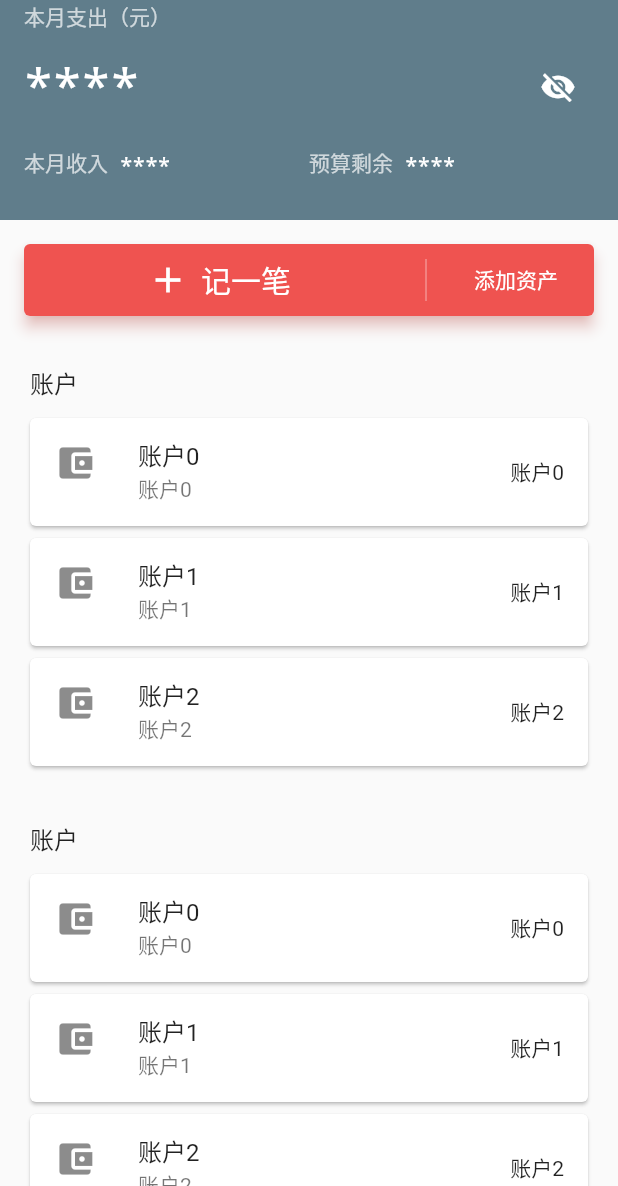
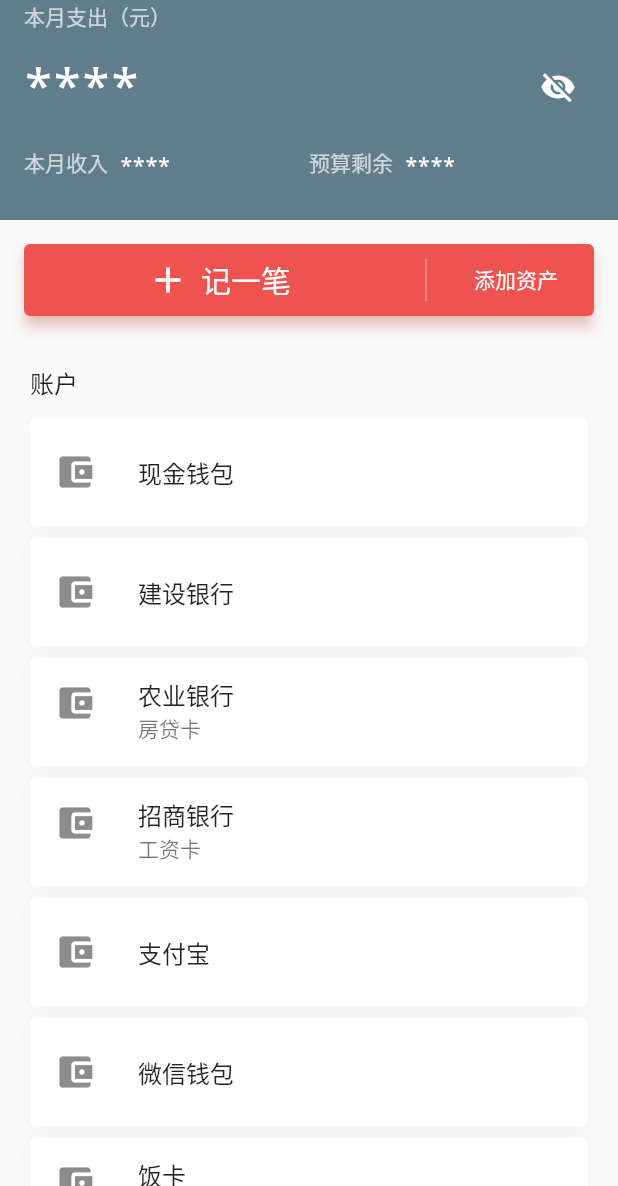
Before and after one commit to handnotes/handnote, a Flutter app: the screen it shows after launch, after a tap on the "visibility" icon, on a phone screen of 412 x 824 dp, the part 50-1236 px from its top. Run offline on Flutter 3.47's test engine with Material 2 defaults, Android fonts, the phone set to English and light mode, and no system bars; our stand-ins replace flutter_hooks, sqflite; accounts and stored records are empty.

Commit message:
feat: setup wallet asset model

```diff
--- /dev/null
+++ b/lib/constants/bank.dart
@@ -0,0 +1,17 @@
+// ignore_for_file: constant_identifier_names
+
+enum Bank {
+  OTHER,
+  ICBC,
+  CCB,
+  ABC,
+  CMBCHINA,
+  BOC,
+  CITIC,
+  BOCOM,
+  SPDB,
+  CIB,
+  GDB,
+  HXB,
+  CMBC,
+}
--- a/lib/constants/enums.dart
+++ b/lib/constants/enums.dart
@@ -1 +1,3 @@
-enum DeleteConfirm { yes, no }
+enum Confirm { no, yes }
+
+enum Status { inactive, active }
--- /dev/null
+++ b/lib/wallet/enum/wallet_asset_category.dart
@@ -0,0 +1,10 @@
+enum WalletAssetCategory {
+  /// 资金
+  fund,
+
+  /// 应收
+  receivable,
+
+  /// 应付
+  payable,
+}
--- /dev/null
+++ b/lib/wallet/enum/wallet_asset_type.dart
@@ -0,0 +1,18 @@
+enum WalletAssetType {
+  otherAsset,
+  creditCard,
+  debitCard,
+  alipay,
+  wechat,
+  cash,
+  livingCard, // school, bus, food, shopping, etc.
+  haircutCard,
+  digitalAssets, // steam, ethereum, digitalYuan, etc.
+
+  otherReceivable,
+  borrow,
+  reimburse,
+  otherPayable,
+  borrowIn,
+  loan,
+}
--- /dev/null
+++ b/lib/wallet/model/wallet_asset.dart
@@ -0,0 +1,70 @@
+import 'package:handnote/constants/bank.dart';
+import 'package:handnote/constants/enums.dart';
+import 'package:handnote/wallet/enum/wallet_asset_category.dart';
+import 'package:handnote/wallet/enum/wallet_asset_type.dart';
+
+class WalletAsset {
+  final int? id;
+
+  final WalletAssetCategory category;
+
+  final WalletAssetType type;
+
+  /// 卡片/资产/责任人名称
+  final String name;
+
+  final String remark;
+
+  final Status status;
+
+  final bool showInHomePage;
+
+  /// 是否允许记账
+  final bool allowBill;
+
+  /// 不计入资产总额
+  final bool notCounted;
+
+  /// 初始金额
+  final double initAmount;
+
+  final double balance;
+
+  final Bank? bank;
+
+  final String? cardNumber;
+
+  /// 到期日/还款日
+  final DateTime? repaymentDate;
+
+  /// (信用卡/花呗)账单日
+  final DateTime? billingDate;
+
+  final DateTime createdAt;
+
+  final DateTime updatedAt;
+
+  final DateTime? deletedAt;
+
+  WalletAsset({
+    this.id,
+    required this.category,
+    required this.type,
+    required this.name,
+    this.remark = '',
+    this.status = Status.active,
+    this.showInHomePage = true,
+    this.allowBill = true,
+    this.notCounted = false,
+    this.initAmount = 0,
+    this.balance = 0,
+    this.bank,
+    this.cardNumber,
+    this.repaymentDate,
+    this.billingDate,
+    createdAt,
+    updatedAt,
+    this.deletedAt,
+  })  : createdAt = createdAt ?? DateTime.now(),
+        updatedAt = updatedAt ?? DateTime.now();
+}
--- a/lib/wallet/screen/wallet_home_screen.dart
+++ b/lib/wallet/screen/wallet_home_screen.dart
@@ -2,9 +2,48 @@ import 'dart:core';
 
 import 'package:flutter/material.dart';
 import 'package:flutter_hooks/flutter_hooks.dart';
+import 'package:handnote/wallet/enum/wallet_asset_category.dart';
+import 'package:handnote/wallet/enum/wallet_asset_type.dart';
+import 'package:handnote/wallet/model/wallet_asset.dart';
+import 'package:handnote/wallet/widget/wallet_asset_item.dart';
 import 'package:handnote/widgets/currency_text.dart';
 
 const double bannerHeight = 180;
+final List<WalletAsset> walletAssets = [
+  WalletAsset(category: WalletAssetCategory.fund, type: WalletAssetType.cash, name: '现金钱包', remark: '', balance: 100.0),
+  WalletAsset(category: WalletAssetCategory.fund, type: WalletAssetType.creditCard, name: '建设银行', cardNumber: '3759'),
+  WalletAsset(category: WalletAssetCategory.fund, type: WalletAssetType.debitCard, name: '农业银行', remark: '房贷卡'),
+  WalletAsset(category: WalletAssetCategory.fund, type: WalletAssetType.debitCard, name: '招商银行', remark: '工资卡'),
+  WalletAsset(category: WalletAssetCategory.fund, type: WalletAssetType.alipay, name: '支付宝'),
+  WalletAsset(category: WalletAssetCategory.fund, type: WalletAssetType.wechat, name: '微信钱包'),
+  WalletAsset(category: WalletAssetCategory.fund, type: WalletAssetType.livingCard, name: '饭卡', remark: '关东即时捞'),
+  WalletAsset(category: WalletAssetCategory.fund, type: WalletAssetType.livingCard, name: '购物卡', remark: '盒马鲜生'),
+  WalletAsset(category: WalletAssetCategory.fund, type: WalletAssetType.livingCard, name: '购物卡', remark: '蛋糕先生'),
+  WalletAsset(category: WalletAssetCategory.fund, type: WalletAssetType.livingCard, name: '公交卡', remark: '天府通'),
+  WalletAsset(category: WalletAssetCategory.fund, type: WalletAssetType.haircutCard, name: '剪发卡', remark: 'TAT'),
+  WalletAsset(category: WalletAssetCategory.fund, type: WalletAssetType.digitalAssets, name: '数字人民币'),
+  WalletAsset(category: WalletAssetCategory.fund, type: WalletAssetType.digitalAssets, name: 'Steam'),
+  WalletAsset(category: WalletAssetCategory.receivable, type: WalletAssetType.reimburse, name: 'Thoughtworks'),
+  WalletAsset(
+      category: WalletAssetCategory.payable,
+      type: WalletAssetType.borrowIn,
+      name: '蚂蚁花呗',
+      remark: '花呗',
+      initAmount: 2000),
+  WalletAsset(
+      category: WalletAssetCategory.payable,
+      type: WalletAssetType.loan,
+      name: '成都市公积金',
+      remark: '住房公积金贷款',
+      notCounted: true,
+      showInHomePage: false),
+  WalletAsset(
+      category: WalletAssetCategory.payable,
+      type: WalletAssetType.loan,
+      name: '农业银行',
+      remark: '住房贷款',
+      notCounted: true),
+];
 
 class WalletHomeScreen extends HookWidget {
   const WalletHomeScreen({Key? key}) : super(key: key);
@@ -26,9 +65,7 @@ class WalletHomeScreen extends HookWidget {
           SliverList(
             delegate: SliverChildListDelegate([
               _addABillWidget(),
-              _accountListWidget(),
-              _accountListWidget(),
-              _accountListWidget(),
+              _accountListWidget(maskAmount),
             ]),
           )
         ],
@@ -195,7 +232,9 @@ class WalletHomeScreen extends HookWidget {
     );
   }
 
-  Widget _accountListWidget() {
+  Widget _accountListWidget(ValueNotifier<bool> maskAmount) {
+    final assets = walletAssets.where((asset) => asset.showInHomePage);
+
     return Padding(
       padding: const EdgeInsets.all(16),
       child: Column(
@@ -206,26 +245,11 @@ class WalletHomeScreen extends HookWidget {
             child: const Text("账户", style: TextStyle(fontSize: 16)),
           ),
           const SizedBox(height: 8),
-          Column(
-            children: [
-              _accountItemWidget(0),
-              _accountItemWidget(1),
-              _accountItemWidget(2),
-            ],
-          ),
+          Column(children: [
+            for (var asset in assets) WalletAssetItem(asset, maskBalance: maskAmount.value),
+          ]),
         ],
       ),
     );
   }
-
-  Widget _accountItemWidget(int index) {
-    return Card(
-      child: ListTile(
-        leading: const Icon(Icons.account_balance_wallet, size: 28),
-        title: Text("账户$index", style: const TextStyle(fontSize: 16)),
-        subtitle: Text("账户$index", style: const TextStyle(fontSize: 14)),
-        trailing: Text("账户$index", style: const TextStyle(fontSize: 14)),
-      ),
-    );
-  }
 }
--- /dev/null
+++ b/lib/wallet/widget/wallet_asset_item.dart
@@ -0,0 +1,31 @@
+import 'package:flutter/material.dart';
+import 'package:flutter_hooks/flutter_hooks.dart';
+import 'package:handnote/wallet/model/wallet_asset.dart';
+import 'package:handnote/widgets/currency_text.dart';
+
+class WalletAssetItem extends HookWidget {
+  final WalletAsset asset;
+  final bool maskBalance;
+
+  const WalletAssetItem(this.asset, {Key? key, this.maskBalance = false}) : super(key: key);
+
+  @override
+  Widget build(BuildContext context) {
+    final subTitle = asset.remark;
+
+    return Card(
+      elevation: 8,
+      shadowColor: Colors.black.withOpacity(0.1),
+      child: Container(
+        height: 72,
+        alignment: Alignment.center,
+        child: ListTile(
+          leading: const Icon(Icons.account_balance_wallet, size: 28),
+          title: Text(asset.name, style: const TextStyle(fontSize: 16)),
+          subtitle: subTitle.isNotEmpty ? Text(subTitle, style: const TextStyle(fontSize: 14)) : null,
+          trailing: maskBalance ? null : CurrencyText(asset.balance, color: Colors.black, monoFont: false),
+        ),
+      ),
+    );
+  }
+}
--- a/lib/widgets/currency_text.dart
+++ b/lib/widgets/currency_text.dart
@@ -1,6 +1,6 @@
 import 'package:flutter/material.dart';
 import 'package:flutter_hooks/flutter_hooks.dart';
-import 'package:handnote/constants/formatter.dart';
+import 'package:handnote/utils/formatter.dart';
 
 class CurrencyText extends HookWidget {
   const CurrencyText(
@@ -9,12 +9,14 @@ class CurrencyText extends HookWidget {
     this.mask = false,
     this.fontSize = 16,
     this.color = Colors.white,
+    this.monoFont = true,
   }) : super(key: key);
 
   final double amount;
   final bool mask;
   final double fontSize;
   final Color color;
+  final bool monoFont;
 
   @override
   Widget build(BuildContext context) {
@@ -24,8 +26,8 @@ class CurrencyText extends HookWidget {
         style: TextStyle(
           fontSize: fontSize,
           color: color,
-          fontFamily: 'monospace',
-          fontFamilyFallback: const ['Courier'],
+          fontFamily: monoFont ? 'monospace' : null,
+          fontFamilyFallback: monoFont ? ['Courier'] : null,
         ));
   }
 }
```
Also changed, not shown: lib/utils/formatter.dart (renamed from lib/constants/formatter.dart), 1 other file.
